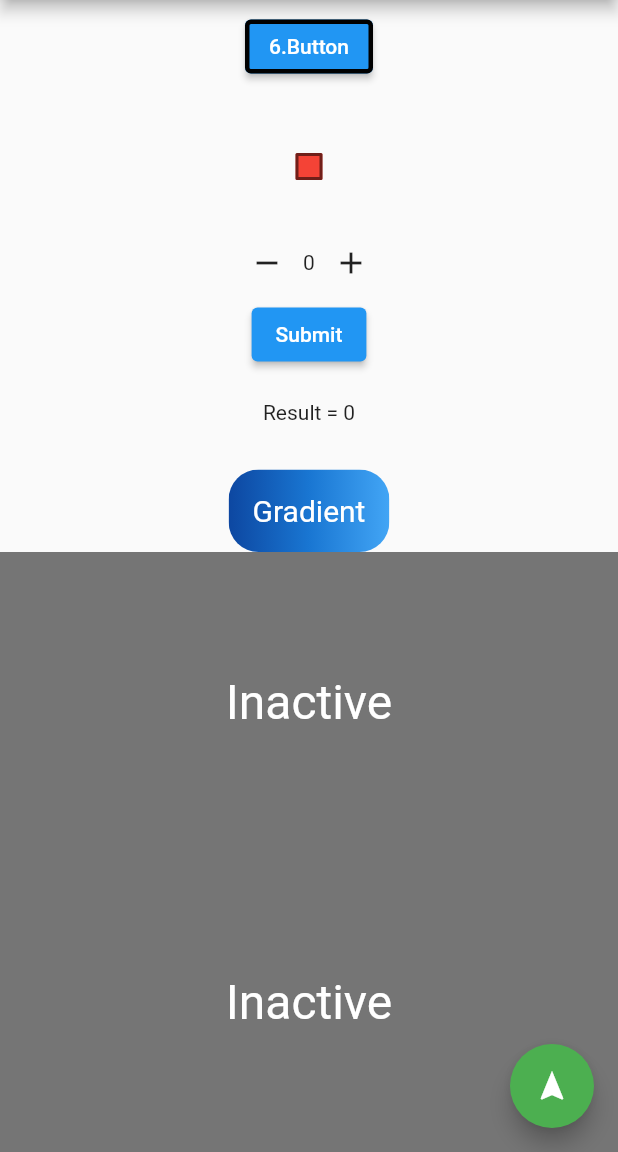
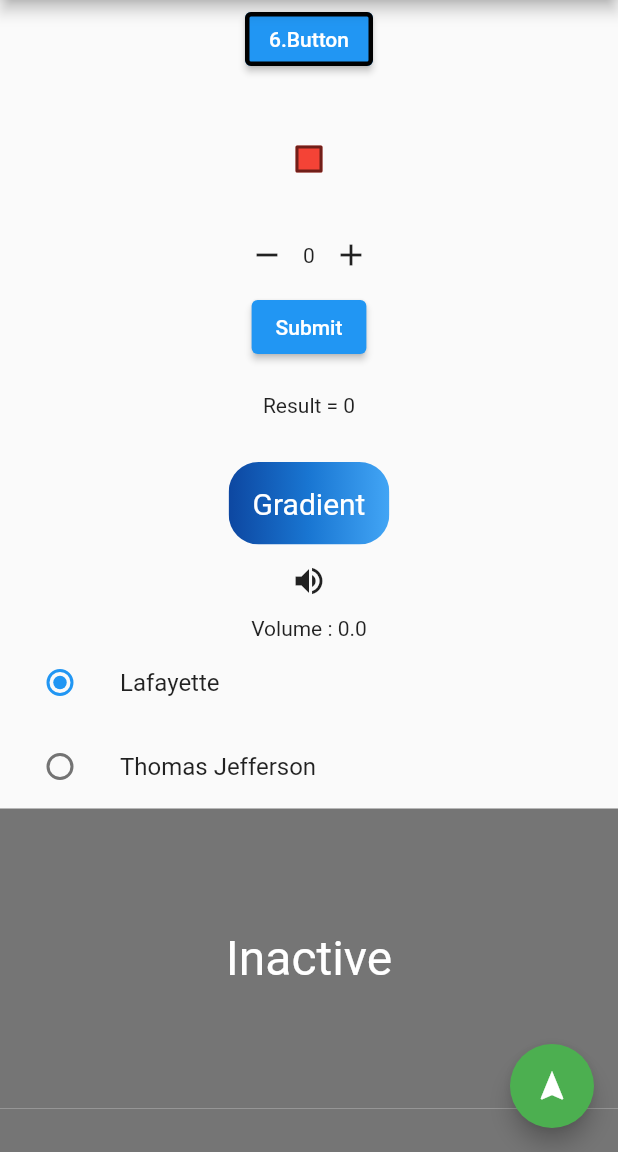
Before and after one commit to kanta13jp1/flutter_application_1, a Flutter app: the screen it shows after launch, scrolled down 1152 dp, on a phone screen of 412 x 824 dp, the part 84-1236 px from its top. Run offline on Flutter 3.47's test engine with Material 2 defaults, Android fonts, the phone set to English and light mode, and no system bars.

Commit message:
RadioButton

```diff
--- a/lib/main.dart
+++ b/lib/main.dart
@@ -496,10 +496,15 @@ class MyStatefulWidget2 extends StatefulWidget {
   State<MyStatefulWidget2> createState() => _MyStatefulWidgetState2();
 }
 
+double _volume = 0.0;
+
+enum SingingCharacter { lafayette, jefferson }
+
 /// This is the private State class that goes with MyStatefulWidget.
 class _MyStatefulWidgetState2 extends State<MyStatefulWidget2> {
   final GlobalKey<FormState> _formKey = GlobalKey<FormState>();
   int _count = 0;
+  SingingCharacter? _character = SingingCharacter.lafayette;
 
   @override
   Widget build(BuildContext context) {
@@ -558,6 +563,38 @@ class _MyStatefulWidgetState2 extends State<MyStatefulWidget2> {
                 ),
               ],
             ),
+          ),
+          IconButton(
+            icon: const Icon(Icons.volume_up),
+            tooltip: 'Increase volume by 10',
+            onPressed: () {
+              setState(() {
+                _volume += 10;
+              });
+            },
+          ),
+          Text('Volume : $_volume'),
+          ListTile(
+            title: const Text('Lafayette'),
+            leading: Radio<SingingCharacter>(
+            value: SingingCharacter.lafayette,
+            groupValue: _character,
+            onChanged: (SingingCharacter? value) {
+              setState(() {
+                _character = value;
+              });
+            },),
+          ),
+          ListTile(
+            title: const Text('Thomas Jefferson'),
+            leading: Radio<SingingCharacter>(
+            value: SingingCharacter.jefferson,
+            groupValue: _character,
+            onChanged: (SingingCharacter? value) {
+              setState(() {
+                _character = value;
+              });
+            },),
           ),
         ],
       ),
```
Also changed, not shown: 1 other file.
